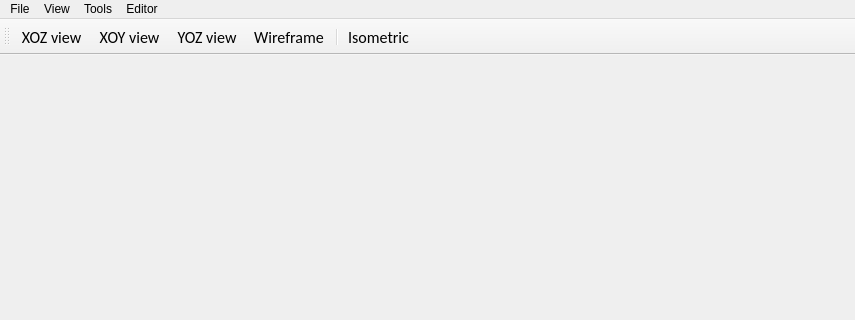
Qt form UI_init/ViewWin.ui (ycli0536/GeoModeling) before a commit; both pictures show x 0 to 855 and y 0 to 320 of the 855 by 609 pixel window.
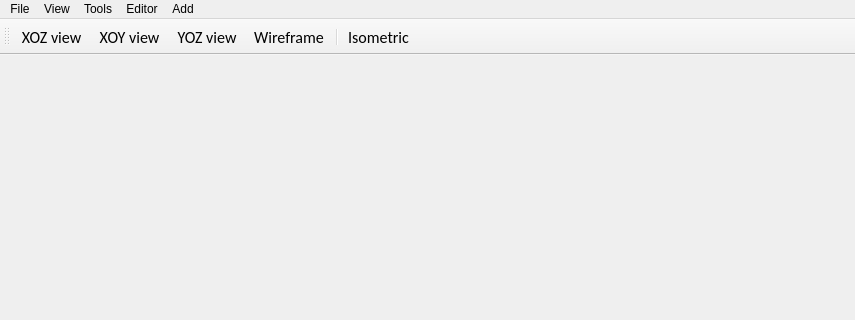
The same form after that commit.

Commit message: feat(GUI-view): add adding points function in view window

The edit to the form file:
```diff
--- a/UI_init/ViewWin.ui
+++ b/UI_init/ViewWin.ui
@@ -75,10 +75,17 @@
      <string>Editor</string>
     </property>
    </widget>
+   <widget class="QMenu" name="menuAdd">
+    <property name="title">
+     <string>Add</string>
+    </property>
+    <addaction name="action_AddPoints"/>
+   </widget>
    <addaction name="menuFile"/>
    <addaction name="menuView"/>
    <addaction name="menuTools"/>
    <addaction name="menuEditor"/>
+   <addaction name="menuAdd"/>
   </widget>
   <widget class="QStatusBar" name="statusbar"/>
   <widget class="QToolBar" name="toolBar">
```
Left out of the diff: 5 changed lines with no effect on the pictures. The commit also changes 2 other files.
